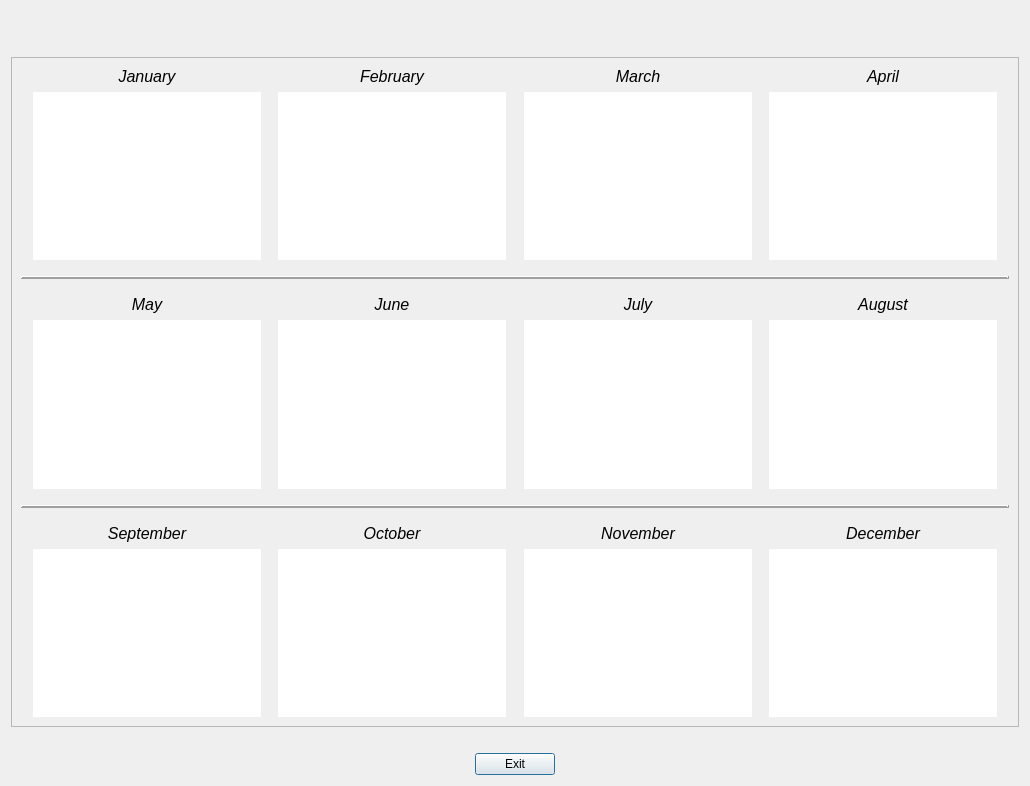
The window that CashFlowManager/expensetypesummarydialog.ui (epw7856/CashFlowManager) describes before a commit, drawn with Qt 5.
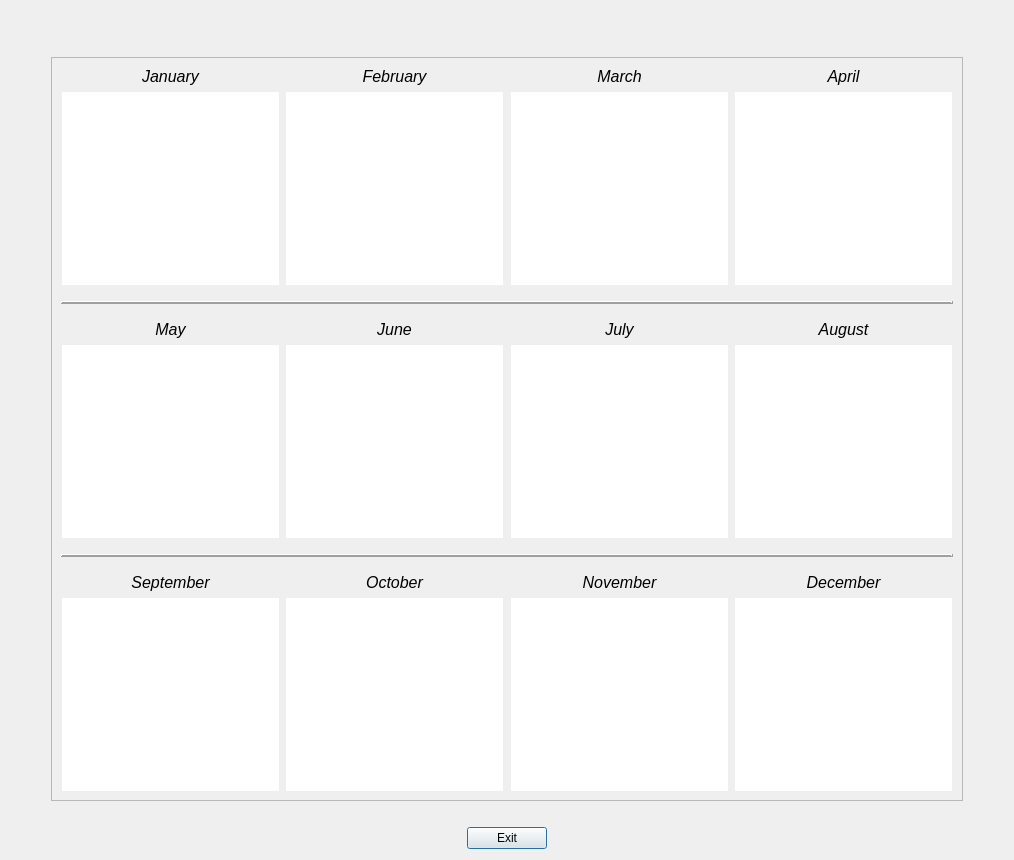
The same window after the commit.

Commit message: Adjusted size and layout of monthly budget summary and expense type summary dialogs.

The edit to the form file:
```diff
--- a/CashFlowManager/expensetypesummarydialog.ui
+++ b/CashFlowManager/expensetypesummarydialog.ui
@@ -9,8 +9,8 @@
    <rect>
     <x>0</x>
     <y>0</y>
-    <width>1030</width>
-    <height>786</height>
+    <width>1014</width>
+    <height>860</height>
    </rect>
   </property>
   <property name="font">
@@ -88,6 +88,24 @@
     </spacer>
    </item>
    <item>
+    <layout class="QHBoxLayout" name="horizontalLayout_6">
+     <item>
+      <spacer name="horizontalSpacer_22">
+       <property name="orientation">
+        <enum>Qt::Horizontal</enum>
+       </property>
+       <property name="sizeType">
+        <enum>QSizePolicy::Fixed</enum>
+       </property>
+       <property name="sizeHint" stdset="0">
+        <size>
+         <width>40</width>
+         <height>20</height>
+        </size>
+       </property>
+      </spacer>
+     </item>
+     <item>
     <widget class="QScrollArea" name="scrollArea">
      <property name="widgetResizable">
       <bool>true</bool>
@@ -97,8 +115,8 @@
        <rect>
         <x>0</x>
         <y>0</y>
-        <width>1010</width>
-        <height>654</height>
+          <width>900</width>
+          <height>726</height>
        </rect>
       </property>
       <layout class="QVBoxLayout" name="verticalLayout_15">
@@ -900,6 +918,24 @@
       </layout>
      </widget>
     </widget>
+     </item>
+     <item>
+      <spacer name="horizontalSpacer_23">
+       <property name="orientation">
+        <enum>Qt::Horizontal</enum>
+       </property>
+       <property name="sizeType">
+        <enum>QSizePolicy::Fixed</enum>
+       </property>
+       <property name="sizeHint" stdset="0">
+        <size>
+         <width>40</width>
+         <height>20</height>
+        </size>
+       </property>
+      </spacer>
+     </item>
+    </layout>
    </item>
    <item>
     <spacer name="horizontalSpacer_6">
```
Lines whose indentation alone changed are shown as unchanged. The commit also changes 1 other file.
